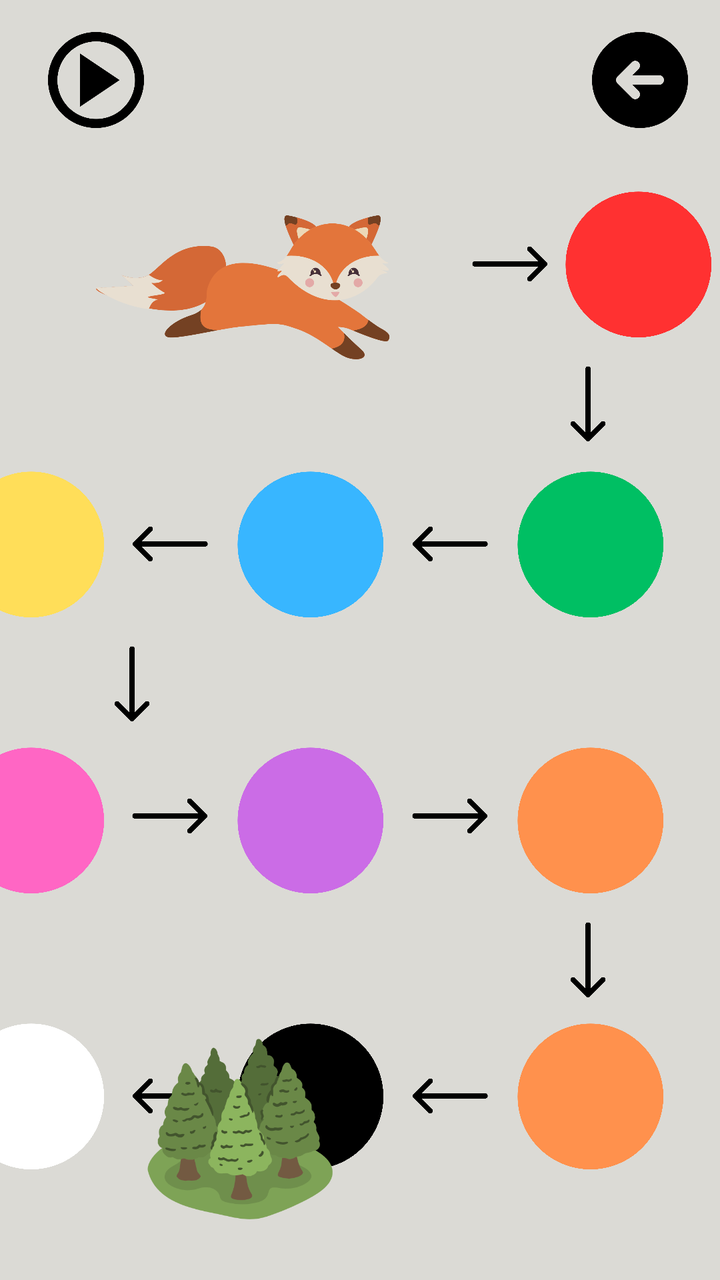
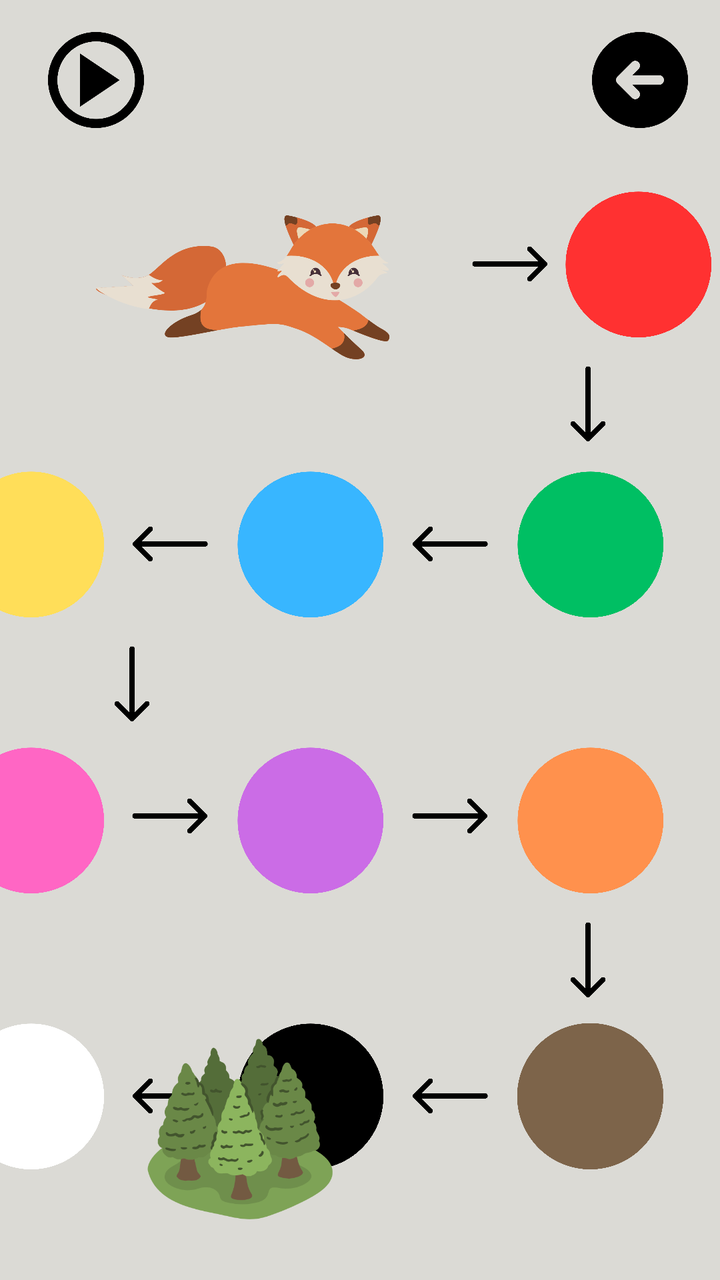

Two renders of the same Android screen: before a commit and after it. Below are the layout's source before the change and the commit's diff.
<!-- AndroidManifest.xml: application theme Theme.AppCompat.Light.DarkActionBar -->
<!-- res/layout/activity_colors.xml -->
<?xml version="1.0" encoding="utf-8"?>

<androidx.constraintlayout.widget.ConstraintLayout
    xmlns:android="http://schemas.android.com/apk/res/android"
    xmlns:app="http://schemas.android.com/apk/res-auto"
    xmlns:tools="http://schemas.android.com/tools"
    android:layout_width="match_parent"
    android:layout_height="match_parent"
    tools:context=".ColorsActivity"
    android:background="@color/happy_gray">

    <Button
        android:id="@+id/playButton"
        android:layout_width="48dp"
        android:layout_height="48dp"
        android:layout_marginTop="16dp"
        android:layout_marginEnd="288dp"
        android:background="@drawable/playbtn"
        android:contentDescription="Play Button"
        app:layout_constraintEnd_toEndOf="parent"
        app:layout_constraintTop_toTopOf="parent" />

    <Button
        android:id="@+id/backButton"
        android:layout_width="48dp"
        android:layout_height="48dp"
        android:background="@drawable/ic_back"
        android:contentDescription="Back Button"
        app:layout_constraintTop_toTopOf="parent"
        app:layout_constraintEnd_toEndOf="parent"
        android:layout_marginTop="16dp"
        android:layout_marginEnd="16dp" />


    <ImageView
        android:id="@+id/fuxiePlay"
        android:layout_width="160dp"
        android:layout_height="160dp"
        android:layout_marginStart="40dp"
        android:contentDescription="Fuxie Play"
        android:src="@drawable/fuxie_play"
        app:layout_constraintTop_toBottomOf="@+id/playButton"
        app:layout_constraintStart_toStartOf="parent" />




    <ImageView
        android:id="@+id/firstArrowRight"
        android:layout_width="40dp"
        android:layout_height="40dp"
        android:contentDescription="Arrow Right Image"
        android:layout_marginStart="35dp"
        android:src="@drawable/arrow_right"
        app:layout_constraintStart_toEndOf="@+id/fuxiePlay"
        app:layout_constraintTop_toTopOf="@+id/redBall"
        app:layout_constraintBottom_toBottomOf="@+id/redBall" />

    <ImageView
        android:id="@+id/redBall"
        android:layout_width="80dp"
        android:layout_height="80dp"
        android:layout_marginTop="92dp"
        android:contentDescription="Red Ball"
        android:src="@drawable/red_ball"
        app:layout_constraintEnd_toEndOf="parent"
        android:layout_marginStart="43dp"
        app:layout_constraintStart_toStartOf="@id/firstArrowRight"
        app:layout_constraintTop_toTopOf="parent" />

    <ImageView
        android:id="@+id/firstArrowDown"
        android:layout_width="40dp"
        android:layout_height="40dp"
        android:layout_marginTop="10dp"
        android:contentDescription="Arrow Down Image"
        android:layout_marginEnd="46dp"
        android:src="@drawable/arrow_down"
        app:layout_constraintEnd_toEndOf="parent"
        app:layout_constraintTop_toBottomOf="@+id/redBall" />

    <ImageView
        android:id="@+id/greenBall"
        android:layout_width="80dp"
        android:layout_height="80dp"
        android:layout_marginTop="10dp"
        android:contentDescription="Green Ball"
        android:layout_marginEnd="25dp"
        android:src="@drawable/green_ball"
        app:layout_constraintEnd_toEndOf="parent"
        app:layout_constraintTop_toBottomOf="@+id/firstArrowDown" />

    <ImageView
        android:id="@+id/firstArrowLeft"
        android:layout_width="40dp"
        android:layout_height="40dp"
        android:layout_marginEnd="10dp"
        android:layout_marginTop="100dp"
        android:contentDescription="Arrow Left Image"
        android:src="@drawable/arrow_left"
        app:layout_constraintEnd_toStartOf="@+id/greenBall"
        app:layout_constraintTop_toBottomOf="@+id/firstArrowRight"
        />

    <ImageView
        android:id="@+id/blueBall"
        android:layout_width="80dp"
        android:layout_height="80dp"
        android:layout_marginTop="8dp"
        android:layout_marginEnd="10dp"
        android:contentDescription="Blue Ball"
        android:src="@drawable/blue_ball"
        app:layout_constraintEnd_toStartOf="@+id/firstArrowLeft"
        app:layout_constraintTop_toBottomOf="@+id/fuxiePlay" />

    <ImageView
        android:id="@+id/secondArrowLeft"
        android:layout_width="40dp"
        android:layout_height="40dp"
        android:layout_marginEnd="10dp"
        android:layout_marginTop="100dp"
        android:contentDescription="Arrow Left Image"
        android:src="@drawable/arrow_left"
        app:layout_constraintEnd_toStartOf="@+id/blueBall"
        app:layout_constraintTop_toBottomOf="@+id/firstArrowRight"
        />

    <ImageView
        android:id="@+id/yellowBall"
        android:layout_width="80dp"
        android:layout_height="80dp"
        android:layout_marginTop="8dp"
        android:layout_marginEnd="10dp"
        android:contentDescription="Yellow Ball"
        android:src="@drawable/yellow_ball"
        app:layout_constraintEnd_toStartOf="@+id/secondArrowLeft"
        app:layout_constraintTop_toBottomOf="@+id/fuxiePlay" />

    <ImageView
        android:id="@+id/secondArrowDown"
        android:layout_width="40dp"
        android:layout_height="40dp"
        android:layout_marginTop="10dp"
        android:contentDescription="Arrow Down Image"
        android:layout_marginStart="46dp"
        android:src="@drawable/arrow_down"
        app:layout_constraintStart_toStartOf="parent"
        app:layout_constraintTop_toBottomOf="@+id/yellowBall" />

    <ImageView
        android:id="@+id/pinkBall"
        android:layout_width="80dp"
        android:layout_height="80dp"
        android:layout_marginTop="8dp"
        android:layout_marginEnd="10dp"
        android:contentDescription="Pink Ball"
        android:src="@drawable/pink_ball"
        app:layout_constraintEnd_toStartOf="@+id/secondArrowLeft"
        app:layout_constraintTop_toBottomOf="@+id/secondArrowDown" />

    <ImageView
        android:id="@+id/secondArrowRight"
        android:layout_width="40dp"
        android:layout_height="40dp"
        android:layout_marginStart="10dp"
        android:layout_marginTop="96dp"
        android:contentDescription="Arrow Right Image"
        android:src="@drawable/arrow_right"
        app:layout_constraintStart_toEndOf="@+id/pinkBall"
        app:layout_constraintTop_toBottomOf="@+id/secondArrowLeft"
        />


    <ImageView
        android:id="@+id/violetBall"
        android:layout_width="80dp"
        android:layout_height="80dp"
        android:layout_marginTop="58dp"
        android:layout_marginStart="10dp"
        android:contentDescription="Violet Ball"
        android:src="@drawable/violet_ball"
        app:layout_constraintStart_toEndOf="@+id/secondArrowRight"
        app:layout_constraintTop_toBottomOf="@+id/blueBall" />

    <ImageView
        android:id="@+id/thirdArrowRight"
        android:layout_width="40dp"
        android:layout_height="40dp"
        android:layout_marginStart="10dp"
        android:layout_marginTop="96dp"
        android:contentDescription="Arrow Right Image"
        android:src="@drawable/arrow_right"
        app:layout_constraintStart_toEndOf="@+id/violetBall"
        app:layout_constraintTop_toBottomOf="@+id/firstArrowLeft"
        />

    <ImageView
        android:id="@+id/orangeBall"
        android:layout_width="80dp"
        android:layout_height="80dp"
        android:layout_marginTop="58dp"
        android:contentDescription="Orange Ball"
        android:layout_marginEnd="25dp"
        android:src="@drawable/orange_ball"
        app:layout_constraintEnd_toEndOf="parent"
        app:layout_constraintTop_toBottomOf="@+id/greenBall" />

    <ImageView
        android:id="@+id/thirdArrowDown"
        android:layout_width="40dp"
        android:layout_height="40dp"
        android:layout_marginTop="10dp"
        android:contentDescription="Arrow Down Image"
        android:layout_marginEnd="46dp"
        android:src="@drawable/arrow_down"
        app:layout_constraintEnd_toEndOf="parent"
        app:layout_constraintTop_toBottomOf="@+id/orangeBall" />

    <ImageView
        android:id="@+id/brownBall"
        android:layout_width="80dp"
        android:layout_height="80dp"
        android:layout_marginTop="58dp"
        android:contentDescription="Brown Ball"
        android:layout_marginEnd="25dp"
        android:src="@drawable/orange_ball"
        app:layout_constraintEnd_toEndOf="parent"
        app:layout_constraintTop_toBottomOf="@+id/orangeBall" />

    <ImageView
        android:id="@+id/thirdArrowLeft"
        android:layout_width="40dp"
        android:layout_height="40dp"
        android:layout_marginEnd="10dp"
        android:layout_marginTop="100dp"
        android:contentDescription="Arrow Left Image"
        android:src="@drawable/arrow_left"
        app:layout_constraintEnd_toStartOf="@+id/brownBall"
        app:layout_constraintTop_toBottomOf="@+id/thirdArrowRight"
        />

    <ImageView
        android:id="@+id/blackBall"
        android:layout_width="80dp"
        android:layout_height="80dp"
        android:layout_marginTop="58dp"
        android:layout_marginEnd="10dp"
        android:contentDescription="Black Ball"
        android:src="@drawable/black_ball"
        app:layout_constraintEnd_toStartOf="@+id/thirdArrowLeft"
        app:layout_constraintTop_toBottomOf="@+id/violetBall" />

    <ImageView
        android:id="@+id/forthArrowLeft"
        android:layout_width="40dp"
        android:layout_height="40dp"
        android:layout_marginEnd="10dp"
        android:layout_marginTop="100dp"
        android:contentDescription="Arrow Left Image"
        android:src="@drawable/arrow_left"
        app:layout_constraintEnd_toStartOf="@+id/blackBall"
        app:layout_constraintTop_toBottomOf="@+id/secondArrowRight"
        />

    <ImageView
        android:id="@+id/whiteBall"
        android:layout_width="80dp"
        android:layout_height="80dp"
        android:layout_marginTop="58dp"
        android:layout_marginEnd="10dp"
        android:contentDescription="White Ball"
        android:src="@drawable/white_ball"
        app:layout_constraintEnd_toStartOf="@+id/forthArrowLeft"
        app:layout_constraintTop_toBottomOf="@+id/pinkBall" />

    <ImageView
        android:id="@+id/forestImage"
        android:layout_width="140dp"
        android:layout_height="140dp"
        android:src="@drawable/forest"
        android:contentDescription="Forest Image"
        android:layout_marginStart="50dp"

        app:layout_constraintStart_toStartOf="parent"
        app:layout_constraintBottom_toBottomOf="parent" />

</androidx.constraintlayout.widget.ConstraintLayout>
<!-- resources referenced by this layout -->
<resources>
  <color name="happy_gray">#DBDAD5</color>
  <!-- drawable arrow_down: png bitmap (drawable, 16108 bytes) -->
  <!-- drawable arrow_left: png bitmap (drawable, 16335 bytes) -->
  <!-- drawable arrow_right: png bitmap (drawable, 16387 bytes) -->
  <!-- drawable black_ball: png bitmap (drawable, 36446 bytes) -->
  <!-- drawable blue_ball: png bitmap (drawable, 38165 bytes) -->
  <!-- drawable forest: png bitmap (drawable, 42483 bytes) -->
  <!-- drawable fuxie_play: png bitmap (drawable, 55865 bytes) -->
  <!-- drawable green_ball: png bitmap (drawable, 37215 bytes) -->
  <!-- drawable ic_back: png bitmap (drawable, 12387 bytes) -->
  <!-- drawable orange_ball: png bitmap (drawable, 38207 bytes) -->
  <!-- drawable pink_ball: png bitmap (drawable, 38178 bytes) -->
  <!-- drawable playbtn: png bitmap (drawable, 13382 bytes) -->
  <!-- drawable red_ball: png bitmap (drawable, 37877 bytes) -->
  <!-- drawable violet_ball: png bitmap (drawable, 38264 bytes) -->
  <!-- drawable white_ball: png bitmap (drawable, 38166 bytes) -->
  <!-- drawable yellow_ball: png bitmap (drawable, 38188 bytes) -->
</resources>

<!-- the commit's change to res/layout/activity_colors.xml (unified diff, before → after) -->
@@ -223,7 +223,7 @@
         android:layout_marginTop="58dp"
         android:contentDescription="Brown Ball"
         android:layout_marginEnd="25dp"
-        android:src="@drawable/orange_ball"
+        android:src="@drawable/brown_ball"
         app:layout_constraintEnd_toEndOf="parent"
         app:layout_constraintTop_toBottomOf="@+id/orangeBall" />
 
<!-- resource entries referenced after the edit -->
@@ -6,6 +6,7 @@
   <!-- drawable arrow_right: png bitmap (drawable, 16387 bytes) -->
   <!-- drawable black_ball: png bitmap (drawable, 36446 bytes) -->
   <!-- drawable blue_ball: png bitmap (drawable, 38165 bytes) -->
+  <!-- drawable brown_ball: png bitmap (drawable, 31648 bytes) -->
   <!-- drawable forest: png bitmap (drawable, 42483 bytes) -->
   <!-- drawable fuxie_play: png bitmap (drawable, 55865 bytes) -->
   <!-- drawable green_ball: png bitmap (drawable, 37215 bytes) -->
